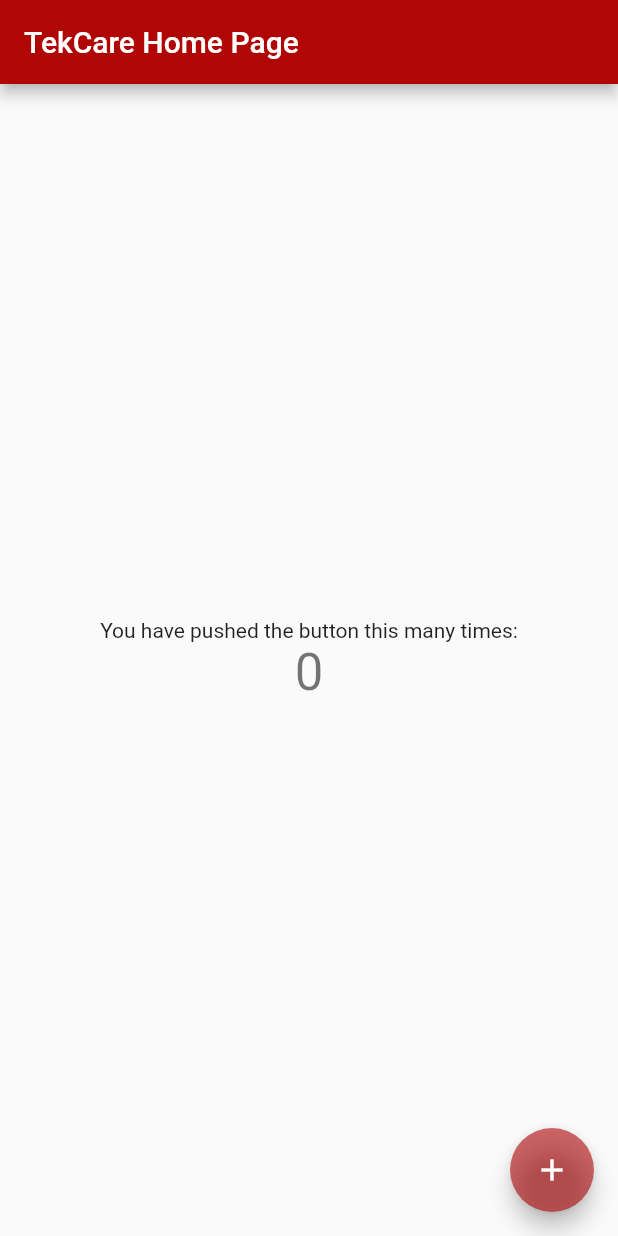
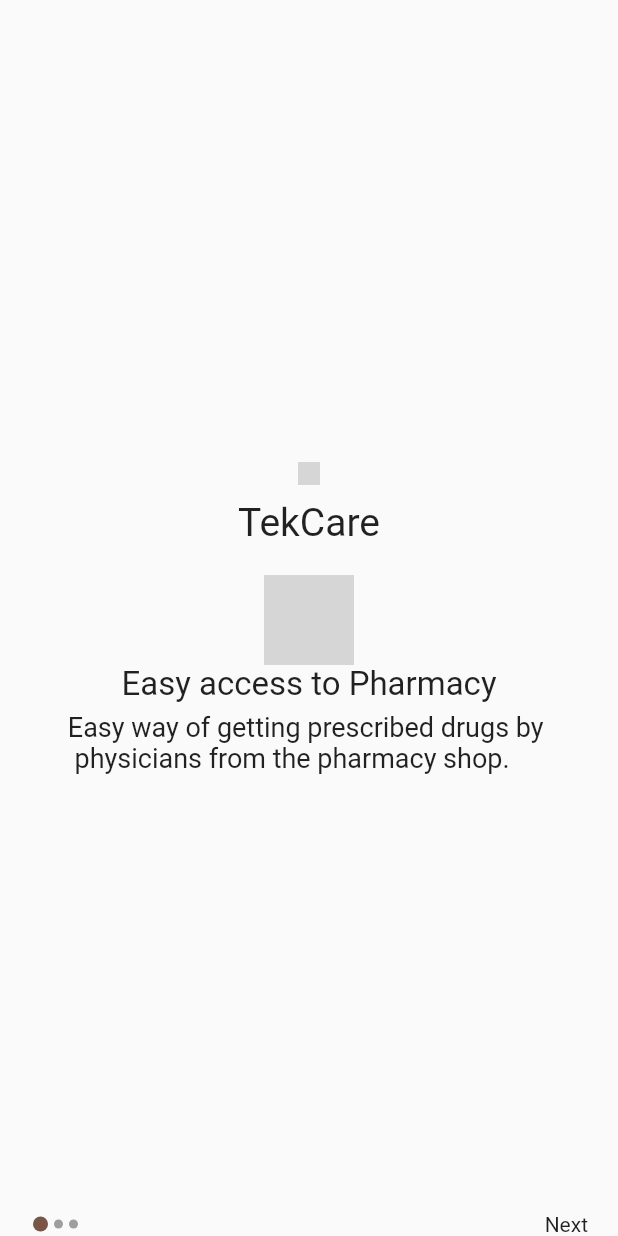
Before and after one commit to norbertkross/tekcare, a Flutter app: the screen it shows after launch, on a phone screen of 412 x 824 dp. Run offline on Flutter 3.47's test engine with Material 2 defaults, Android fonts, the light colour scheme and no system bars; grey boxes are pictures that could not be loaded.

Commit message:
implemented ui walkthrough

```diff
--- /dev/null
+++ b/mobile/lib/Walkthrough/introScreens.dart
@@ -0,0 +1,158 @@
+import 'package:flutter/material.dart';
+import 'package:tele_health/Walkthrough/sliderModel.dart';
+import 'package:tele_health/components/walkThroughButtons.dart';
+
+class IntroScreen extends StatefulWidget {
+  // This class that displays initial walk throug screen when the app is
+  // newly installed.
+  @override
+  _IntroScreenState createState() => _IntroScreenState();
+}
+
+class _IntroScreenState extends State<IntroScreen> {
+  PageController _pageController =
+      PageController(initialPage: 0, keepPage: false);
+  List<SliderModel> slides = [
+    SliderModel(
+        logoUrl: "",
+        appName: "TekCare",
+        imageUrl: "",
+        title: "Easy access to Pharmacy",
+        description:
+            "Easy way of getting prescribed drugs by \n physicians from the pharmacy shop."),
+    SliderModel(
+        logoUrl: "",
+        appName: "TekCare",
+        imageUrl: "",
+        title: "Delivery Service",
+        description:
+            "Purchased drugs are being delivered to \npatients safely"),
+    SliderModel(
+        logoUrl: "",
+        appName: "TekCare",
+        imageUrl: "",
+        title: "Virtual Consultation",
+        description:
+            "Find your doctor online for health \n consultation without going to the hospital.")
+  ];
+  int currentIndex = 0;
+
+  Widget pageIndexIndicator(bool isCurrentPage) {
+    return Container(
+      margin: EdgeInsets.symmetric(horizontal: 2.0),
+      height: isCurrentPage ? 10.0 : 6.0,
+      width: isCurrentPage ? 10.0 : 6.0,
+      decoration: BoxDecoration(
+          color: isCurrentPage ? Colors.brown : Colors.grey,
+          borderRadius: BorderRadius.circular(12.0)),
+    );
+  }
+
+  @override
+  Widget build(BuildContext context) {
+    return Scaffold(
+      body: PageView.builder(
+        controller: _pageController,
+        onPageChanged: (value) {
+          setState(() {
+            currentIndex = value;
+          });
+        },
+        itemBuilder: (context, index) {
+          return SliderTile(
+              logoUrl: slides[index].logoUrl,
+              appName: slides[index].appName,
+              imageUrl: slides[index].imageUrl,
+              title: slides[index].title,
+              description: slides[index].description);
+        },
+        itemCount: slides.length,
+      ),
+      bottomSheet: currentIndex != slides.length - 1
+          ? Container(
+              padding: EdgeInsets.symmetric(horizontal: 20),
+              child: Row(
+                mainAxisAlignment: MainAxisAlignment.spaceBetween,
+                children: [
+                  Row(
+                    children: [
+                      for (int i = 0; i < slides.length; i++)
+                          currentIndex == i
+                              ? pageIndexIndicator(true)
+                              : pageIndexIndicator(false)
+
+                    ],
+                  ),
+                  GestureDetector(
+                    onTap: () {
+                      _pageController.animateToPage(slides.length - 1,
+                          duration: Duration(milliseconds: 400),
+                          curve: Curves.linear);
+                    },
+                    child: Text("Next"),
+                  ),
+                ],
+              ),
+            )
+          : Container(
+            margin: EdgeInsets.only(left: 35.0),
+            child: WalkThroughButton(label: "Getting Started", onTap: (){},))
+    );
+  }
+}
+
+class SliderTile extends StatelessWidget {
+  final String logoUrl;
+  final String appName;
+  final String imageUrl;
+  final String title;
+  final String description;
+
+  SliderTile(
+      {this.logoUrl,
+      this.appName,
+      this.imageUrl,
+      this.title,
+      this.description});
+
+  @override
+  Widget build(BuildContext context) {
+    return Container(
+      padding: EdgeInsets.symmetric(horizontal: 20),
+      child: Column(
+        mainAxisAlignment: MainAxisAlignment.center,
+        children: [
+          Image.asset(
+            logoUrl,
+            height: 15,
+          ),
+          SizedBox(
+            height: 10,
+          ),
+          Text(
+            appName,
+            style: TextStyle(fontSize: 26.0),
+          ),
+          SizedBox(
+            height: 20.0,
+          ),
+          Image.asset(
+            imageUrl,
+            height: 60.0,
+          ),
+          Text(
+            title,
+            style: TextStyle(fontSize: 22.0),
+          ),
+          SizedBox(
+            height: 5,
+          ),
+          Text(
+            description,
+            style: TextStyle(fontSize: 18),
+          )
+        ],
+      ),
+    );
+  }
+}
--- /dev/null
+++ b/mobile/lib/Walkthrough/sliderModel.dart
@@ -0,0 +1,15 @@
+class SliderModel {
+  // represents the content that would be displayed on the walkthrough screens
+  String logoUrl;
+  String appName;
+  String imageUrl;
+  String title;
+  String description;
+
+  SliderModel(
+      {this.logoUrl,
+      this.appName,
+      this.imageUrl,
+      this.title,
+      this.description});
+}
--- a/mobile/lib/main.dart
+++ b/mobile/lib/main.dart
@@ -1,4 +1,5 @@
 import 'package:flutter/material.dart';
+import 'package:tele_health/Walkthrough/introScreens.dart';
 
 void main() {
   runApp(MyApp());
@@ -45,7 +46,7 @@ final MaterialColor customColor = MaterialColor(0xFFB00606, color);
         // closer together (more dense) than on mobile platforms.
         visualDensity: VisualDensity.adaptivePlatformDensity,
       ),
-      home: MyHomePage(title: 'TekCare Home Page'),
+      home: IntroScreen(),
     );
   }
 }
```
Also changed, not shown: mobile/lib/Walkthrough/loginScreen.dart (added, +72 -0 lines), mobile/lib/Walkthrough/resetpasswordscreen.dart (added, +37 -0 lines), mobile/lib/Walkthrough/signupscreen.dart (added, +72 -0 lines), mobile/lib/components/inputField.dart (added, +26 -0 lines), mobile/lib/components/walkThroughButtons.dart (added, +33 -0 lines), mobile/pubspec.lock, 1 other file.
